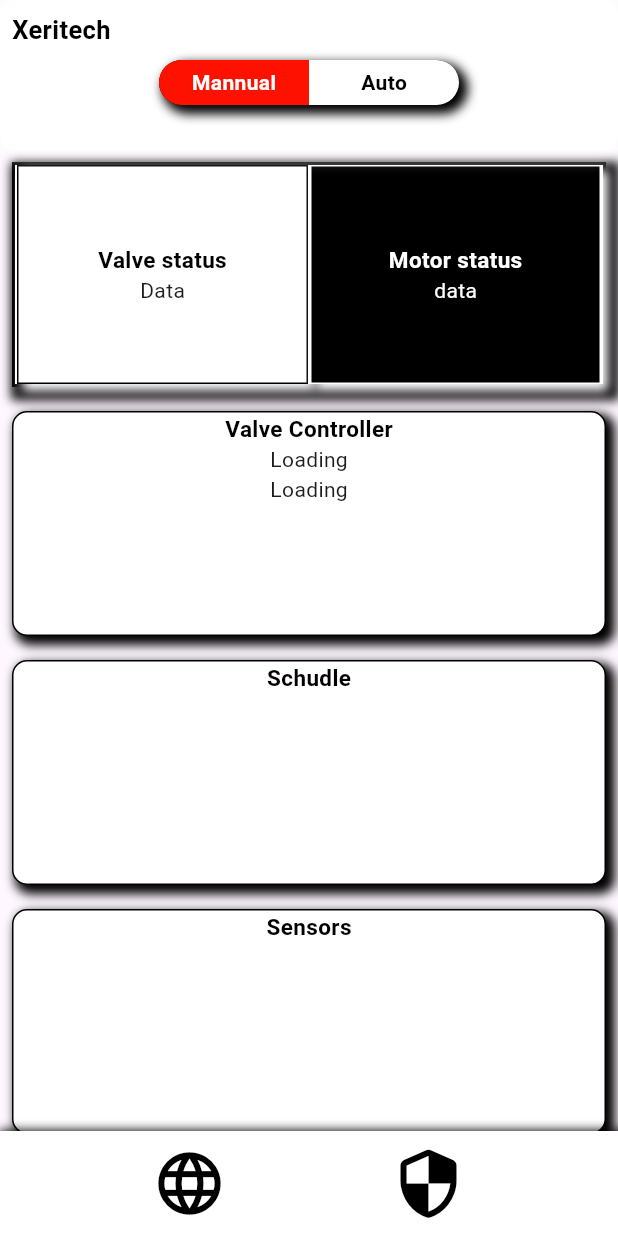
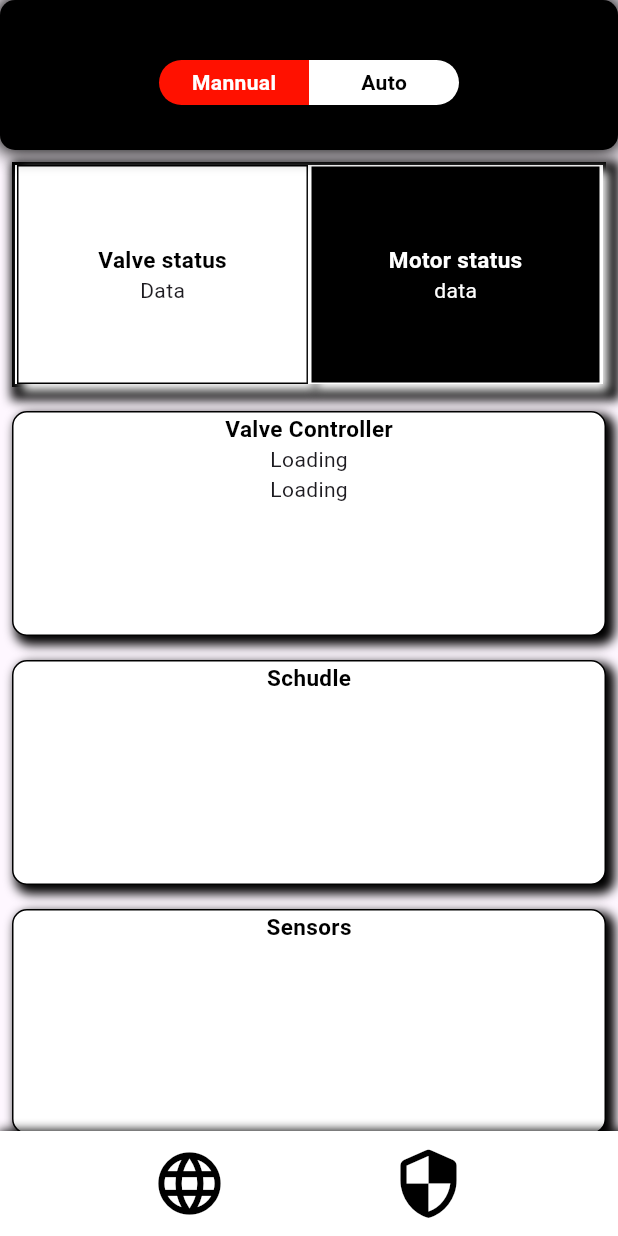
Before and after one commit to AppDevCollab/Xeritech, a Flutter app: the screen it shows after launch, on a phone screen of 412 x 824 dp. Run offline on Flutter 3.47's test engine with Material 3 defaults, Android fonts, the phone set to English and light mode, and no system bars; our stand-ins replace firebase_core, firebase_database, hive, hive_flutter; accounts and stored records are empty.

Commit message:
Chamged colour

```diff
--- a/lib/appbar/appbar.dart
+++ b/lib/appbar/appbar.dart
@@ -19,13 +19,13 @@ class _AppbarState extends State<Appbar> {
           // border: Border.all(color: Colors.black, width: 1),
           boxShadow: [
             BoxShadow(
-              color: const Color.fromARGB(255, 255, 255, 255),
+              color: const Color.fromARGB(255, 0, 0, 0),
               blurRadius: 10,
               spreadRadius: 2,
               offset: Offset(0, 0),
             ),
           ],
-          color: const Color.fromARGB(255, 255, 255, 255),
+          color: const Color.fromARGB(255, 0, 0, 0),
           borderRadius: BorderRadius.circular(10),
         ),
         child: Column(
```
